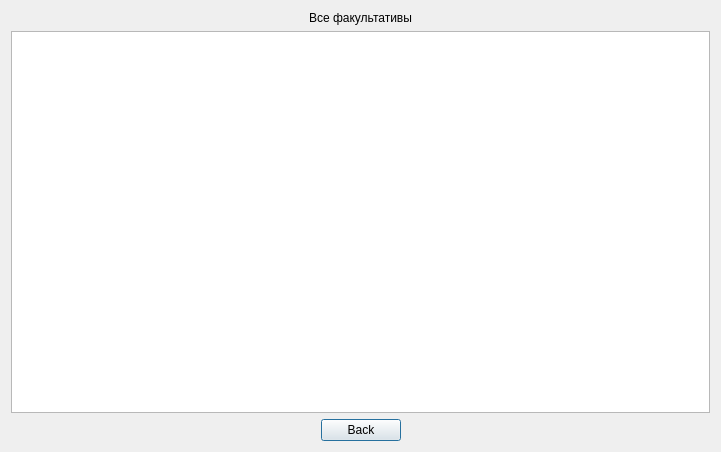
This is studentfacultativeswindow.ui in cry4alone/FacultativPRO as Qt 5 draws it before an edit. The edited form follows.
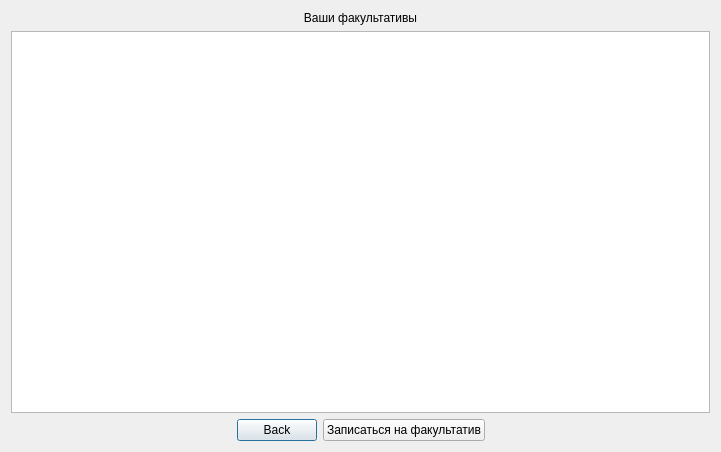
This is the edited form.

Diff of the .ui file:
```diff
--- a/studentfacultativeswindow.ui
+++ b/studentfacultativeswindow.ui
@@ -13,13 +13,13 @@
   <property name="windowTitle">
    <string>Dialog</string>
   </property>
-  <layout class="QVBoxLayout" name="verticalLayout_2">
+  <layout class="QVBoxLayout" name="verticalLayout">
    <item>
-    <layout class="QVBoxLayout" name="verticalLayout">
-     <item>
+    <layout class="QGridLayout" name="gridLayout">
+     <item row="0" column="0">
       <widget class="QLabel" name="label">
        <property name="text">
-        <string>Все факультативы</string>
+        <string>Ваши факультативы</string>
        </property>
        <property name="alignment">
         <set>Qt::AlignCenter</set>
@@ -29,7 +29,7 @@
      <item>
       <widget class="QTableView" name="tableView"/>
      </item>
-     <item>
+     <item row="2" column="0">
       <layout class="QHBoxLayout" name="horizontalLayout">
        <item>
         <spacer name="horizontalSpacer_2">
@@ -51,6 +51,13 @@
          </property>
         </widget>
        </item>
+       <item>
+        <widget class="QPushButton" name="signFacultativButton">
+         <property name="text">
+          <string>Записаться на факультатив</string>
+         </property>
+        </widget>
+       </item>
        <item>
         <spacer name="horizontalSpacer">
          <property name="orientation">
```
Left out of the diff: 2 changed lines with no effect on the pictures.
